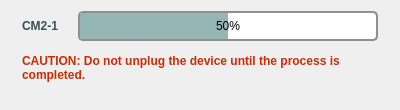
This is T3kCfgFE/QFirmwareUpgradeDialog.ui in habilience/habilience-t3ksensor-tools as Qt 5 draws it before an edit. The edited form follows.
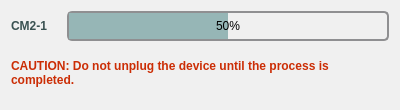
This is the edited form. Custom widgets are drawn as their Qt base class.

```diff
--- a/T3kCfgFE/QFirmwareUpgradeDialog.ui
+++ b/T3kCfgFE/QFirmwareUpgradeDialog.ui
@@ -31,6 +31,14 @@
   <property name="windowTitle">
    <string>T3k Firmware Upgrader</string>
   </property>
+  <property name="autoFillBackground">
+   <bool>false</bool>
+  </property>
+  <property name="styleSheet">
+   <string notr="true">background-color: rgb(100, 100, 100);
+border-color: rgb(100, 100, 100);
+selection-background-color: rgba(100, 100, 100, 100);</string>
+  </property>
   <property name="locale">
    <locale language="English" country="UnitedStates"/>
   </property>
@@ -38,11 +46,32 @@
    <bool>false</bool>
   </property>
   <layout class="QVBoxLayout" name="layoutBody">
+   <property name="sizeConstraint">
+    <enum>QLayout::SetNoConstraint</enum>
+   </property>
+   <property name="leftMargin">
+    <number>0</number>
+   </property>
    <property name="topMargin">
     <number>0</number>
    </property>
+   <property name="rightMargin">
+    <number>0</number>
+   </property>
+   <property name="bottomMargin">
+    <number>0</number>
+   </property>
    <item>
     <widget class="QSlidingStackedWidget" name="stackedWidget">
+     <property name="maximumSize">
+      <size>
+       <width>400</width>
+       <height>110</height>
+      </size>
+     </property>
+     <property name="styleSheet">
+      <string notr="true">background-color: rgb(240, 240, 240);</string>
+     </property>
      <property name="frameShape">
       <enum>QFrame::NoFrame</enum>
      </property>
```
